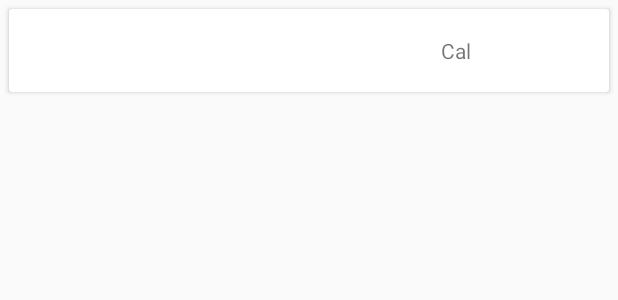
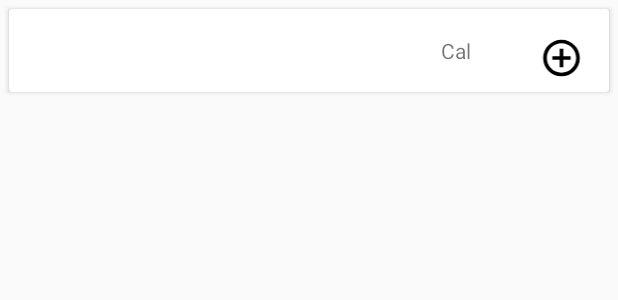
Before and after one commit to WenSosa/FinalProyecto, an Android app: the layout fragment_alimentos_item.xml on its own in the app's theme, with its tools: preview values and no code run, on a phone screen of 412 x 824 dp. Shown: the top 300 px of the screen. Run offline under Robolectric (Android 15) with nearby library versions, the phone set to English and light mode, and no system bars.

Commit message:
Suma Alimentos

```diff
--- a/app/src/main/java/com/andrea/finalproyectott/fragments/Medicamento.kt
+++ b/app/src/main/java/com/andrea/finalproyectott/fragments/Medicamento.kt
@@ -22,7 +22,6 @@ import kotlin.collections.HashMap
 
 class Medicamento : Fragment()  {
 
-    lateinit var _view: View
 
     private val store : FirebaseFirestore = FirebaseFirestore.getInstance()
     private lateinit var medicamentoDBRef: CollectionReference
--- a/app/src/main/res/layout/fragment_alimenticia.xml
+++ b/app/src/main/res/layout/fragment_alimenticia.xml
@@ -11,7 +11,7 @@
         android:id="@+id/button"
         android:layout_width="match_parent"
         android:layout_height="wrap_content"
-        android:text="@string/alimentos_seleccion_label"
+        android:text="Borrar Selección"
         app:layout_constraintEnd_toEndOf="parent"
         app:layout_constraintStart_toStartOf="parent"
         app:layout_constraintTop_toTopOf="parent" />
--- a/app/src/main/res/layout/fragment_alimentos_item.xml
+++ b/app/src/main/res/layout/fragment_alimentos_item.xml
@@ -52,6 +52,20 @@
                 card_view:layout_constraintStart_toEndOf="@+id/textViewCalorias"
                 card_view:layout_constraintTop_toTopOf="parent" />
 
+            <ImageView
+                android:id="@+id/iconoAdd"
+                android:layout_width="30dp"
+                android:layout_height="29dp"
+                android:contentDescription="@string/mgdl_label"
+                android:src="@drawable/ic_plus"
+                card_view:layout_constraintBottom_toBottomOf="parent"
+                card_view:layout_constraintEnd_toEndOf="parent"
+                card_view:layout_constraintHorizontal_bias="0.483"
+                card_view:layout_constraintStart_toEndOf="@+id/textViewLabelCal"
+                card_view:layout_constraintTop_toTopOf="parent"
+                card_view:layout_constraintVertical_bias="0.692" />
+
+
         </androidx.constraintlayout.widget.ConstraintLayout>
 
     </androidx.cardview.widget.CardView>
```
Also changed, not shown: app/src/main/java/com/andrea/finalproyectott/adapters/AlimentosAdapter.kt (+10 -7 lines), app/src/main/java/com/andrea/finalproyectott/fragments/AlimenticiaFragment.kt (+44 -3 lines), app/src/main/java/com/andrea/finalproyectott/listeners/RecyclerAlimentosListener.kt (added, +10 -0 lines), app/src/main/res/drawable-anydpi/ic_delete.xml (added, +15 -0 lines), app/src/main/res/drawable-hdpi/ic_delete.png (added), app/src/main/res/drawable-mdpi/ic_delete.png (added), app/src/main/res/drawable-xhdpi/ic_delete.png (added), app/src/main/res/drawable-xxhdpi/ic_delete.png (added).
